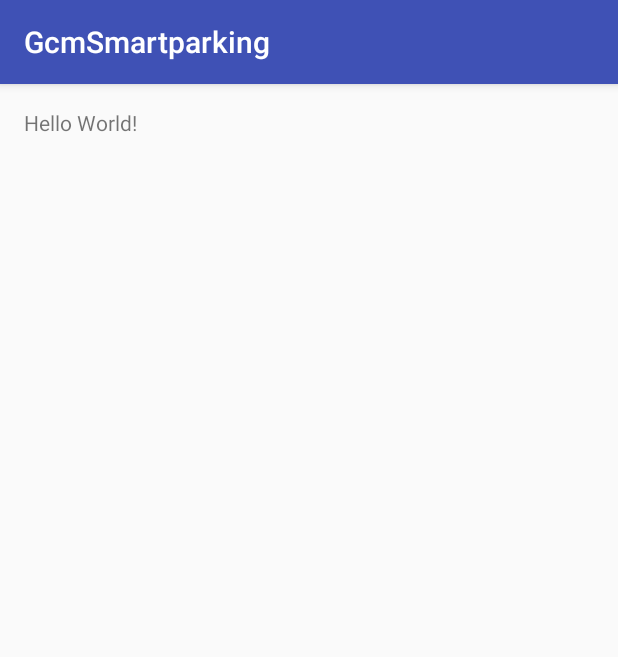
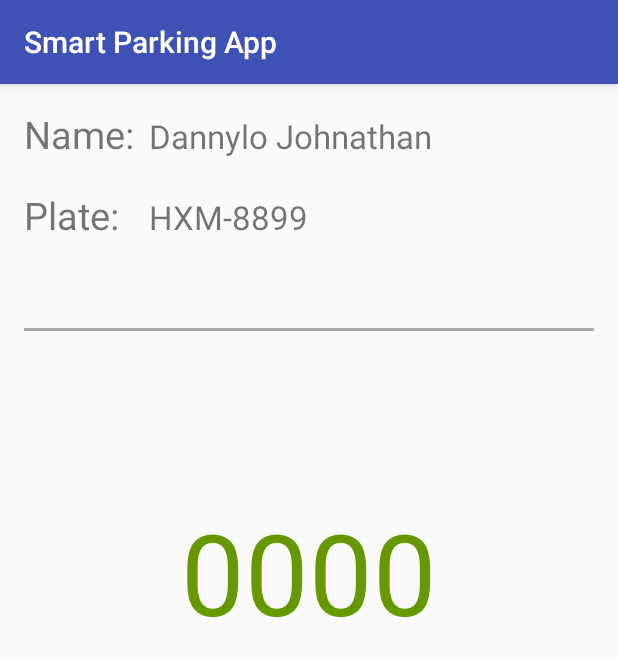
Before and after one commit to Victorlopesjg/smart-parking-android, an Android app: the screen it shows after launch (MainActivity), on a phone screen of 412 x 824 dp. Shown: the top 657 px of the screen. Run offline under Robolectric (Android 15) with nearby library versions, the phone set to English and light mode, and no system bars.

Commit message:
Refactoring package structure, and rename some class.

```diff
--- a/app/src/main/AndroidManifest.xml
+++ b/app/src/main/AndroidManifest.xml
@@ -8,7 +8,7 @@
         android:label="@string/app_name"
         android:supportsRtl="true"
         android:theme="@style/AppTheme">
-        <activity android:name=".MainActivity">
+        <activity android:name=".activities.MainActivity">
             <intent-filter>
                 <action android:name="android.intent.action.MAIN" />
 
@@ -17,14 +17,14 @@
         </activity>
 
         <service
-            android:name=".Service">
+            android:name=".services.PushNotificationService">
             <intent-filter>
                 <action android:name="com.google.firebase.MESSAGING_EVENT"/>
             </intent-filter>
         </service>
 
         <service
-            android:name=".MyFirebaseInstanceIDService">
+            android:name=".services.MyFirebaseInstanceIDService">
             <intent-filter>
                 <action android:name="com.google.firebase.INSTANCE_ID_EVENT"/>
             </intent-filter>
--- a/app/src/main/java/br/ufrn/gcmsmartparking/MainActivity.java
+++ b/app/src/main/java/br/ufrn/gcmsmartparking/activities/MainActivity.java
@@ -1,4 +1,4 @@
-package br.ufrn.gcmsmartparking;
+package br.ufrn.gcmsmartparking.activities;
 
 import android.content.BroadcastReceiver;
 import android.content.Context;
@@ -8,40 +8,39 @@ import android.content.SharedPreferences;
 import android.support.v4.content.LocalBroadcastManager;
 import android.support.v7.app.AppCompatActivity;
 import android.os.Bundle;
-import android.text.TextUtils;
 import android.util.Log;
+import android.widget.TextView;
 import android.widget.Toast;
 
-import com.google.firebase.iid.FirebaseInstanceId;
 import com.google.firebase.messaging.FirebaseMessaging;
+
+import br.ufrn.gcmsmartparking.R;
+import br.ufrn.gcmsmartparking.configs.Config;
 
 public class MainActivity extends AppCompatActivity {
 
     private static final String TAG = MainActivity.class.getSimpleName();
 
     private BroadcastReceiver mRegistrationBroadcastReceiver;
+    private TextView nameClient;
+    private TextView plate;
+
     @Override
     protected void onCreate(Bundle savedInstanceState) {
         super.onCreate(savedInstanceState);
         setContentView(R.layout.activity_main);
-
+        this.nameClient = (TextView) findViewById(R.id.nameClient);
+        this.plate = (TextView) findViewById(R.id.plate);
+        this.nameClient.setText("Dannylo Johnathan");
+        this.plate.setText("HXM-8899");
         mRegistrationBroadcastReceiver = new BroadcastReceiver() {
             @Override
             public void onReceive(Context context, Intent intent) {
 
-                if (intent.getAction().equals(Config.REGISTRATION_COMPLETE)) {
-                    FirebaseMessaging.getInstance().subscribeToTopic(Config.TOPIC_GLOBAL);
+                FirebaseMessaging.getInstance().subscribeToTopic(Config.TOPIC_GLOBAL);
 
-                    displayFirebaseRegId();
+                displayFirebaseRegId();
 
-                } else if (intent.getAction().equals(Config.PUSH_NOTIFICATION)) {
-
-                    String message = intent.getStringExtra("message");
-
-                    Toast.makeText(getApplicationContext(), "Push notification: " + message, Toast.LENGTH_LONG).show();
-
-                    Log.e(TAG, "Firebase reg id: " + message);
-                }
             }
         };
 
--- a/app/src/main/java/br/ufrn/gcmsmartparking/Config.java
+++ b/app/src/main/java/br/ufrn/gcmsmartparking/configs/Config.java
@@ -1,4 +1,4 @@
-package br.ufrn.gcmsmartparking;
+package br.ufrn.gcmsmartparking.configs;
 
 /**
  * Created by Ravi Tamada on 28/09/16.
--- a/app/src/main/java/br/ufrn/gcmsmartparking/MyFirebaseInstanceIDService.java
+++ b/app/src/main/java/br/ufrn/gcmsmartparking/services/MyFirebaseInstanceIDService.java
@@ -1,4 +1,4 @@
-package br.ufrn.gcmsmartparking;
+package br.ufrn.gcmsmartparking.services;
 
 import android.content.Intent;
 import android.content.SharedPreferences;
@@ -7,6 +7,8 @@ import android.util.Log;
 
 import com.google.firebase.iid.FirebaseInstanceId;
 import com.google.firebase.iid.FirebaseInstanceIdService;
+
+import br.ufrn.gcmsmartparking.configs.Config;
 
 /**
  * Created by Victor Oliveira on 16/05/17.
--- a/app/src/main/java/br/ufrn/gcmsmartparking/Service.java
+++ b/app/src/main/java/br/ufrn/gcmsmartparking/services/PushNotificationService.java
@@ -1,4 +1,4 @@
-package br.ufrn.gcmsmartparking;
+package br.ufrn.gcmsmartparking.services;
 
 import android.app.NotificationManager;
 import android.app.PendingIntent;
@@ -12,12 +12,15 @@ import android.util.Log;
 import com.google.firebase.messaging.FirebaseMessagingService;
 import com.google.firebase.messaging.RemoteMessage;
 
+import br.ufrn.gcmsmartparking.activities.MainActivity;
+import br.ufrn.gcmsmartparking.R;
+
 /**
  * Created by Victor Oliveira on 16/05/17.
  * Email: victorlopesjg@gmail.com
  */
 
-public class Service extends FirebaseMessagingService {
+public class PushNotificationService extends FirebaseMessagingService {
 
     private static final String TAG = "MyFirebaseMsgService";
 
@@ -27,8 +30,9 @@ public class Service extends FirebaseMessagingService {
 
             Log.d(TAG, "Message: " + remoteMessage.getData());
 
-        sendNotification("Ei funfou");
+        sendNotification("Sua vaga é: " + remoteMessage.getData().get("message"));
     }
+
 
     private void sendNotification(String messageBody) {
         Intent intent = new Intent(this, MainActivity.class);
--- a/app/src/main/res/layout/activity_main.xml
+++ b/app/src/main/res/layout/activity_main.xml
@@ -8,10 +8,67 @@
     android:paddingLeft="@dimen/activity_horizontal_margin"
     android:paddingRight="@dimen/activity_horizontal_margin"
     android:paddingTop="@dimen/activity_vertical_margin"
-    tools:context="br.ufrn.gcmsmartparking.MainActivity">
+    tools:context="br.ufrn.gcmsmartparking.activities.MainActivity">
 
     <TextView
         android:layout_width="wrap_content"
         android:layout_height="wrap_content"
-        android:text="Hello World!" />
+        android:text="Name:"
+        android:textSize="25sp"
+        android:id="@+id/textView" />
+
+    <TextView
+        android:id="@+id/nameClient"
+        android:layout_width="wrap_content"
+        android:layout_height="wrap_content"
+        android:text="TexteName"
+        android:textSize="22sp"
+        android:layout_marginLeft="10dp"
+        android:layout_marginStart="10dp"
+        android:layout_alignBaseline="@+id/textView"
+        android:layout_alignBottom="@+id/textView"
+        android:layout_toRightOf="@+id/textView"
+        android:layout_toEndOf="@+id/textView" />
+
+    <TextView
+        android:layout_width="wrap_content"
+        android:layout_height="wrap_content"
+        android:text="Plate:"
+        android:textSize="25sp"
+        android:layout_marginTop="19dp"
+        android:layout_below="@+id/textView"
+        android:layout_alignParentLeft="true"
+        android:layout_alignParentStart="true"
+        android:id="@+id/textView2" />
+
+    <TextView
+        android:id="@+id/plate"
+        android:layout_width="wrap_content"
+        android:layout_height="wrap_content"
+        android:text="Value"
+        android:textSize="22sp"
+        android:layout_alignBaseline="@+id/textView2"
+        android:layout_alignBottom="@+id/textView2"
+        android:layout_alignLeft="@+id/nameClient"
+        android:layout_alignStart="@+id/nameClient" />
+
+    <View
+        android:layout_width="match_parent"
+        android:layout_height="2dp"
+        android:layout_marginTop="220px"
+        android:background="@android:color/darker_gray"
+        android:id="@+id/view" />
+
+    <TextView
+        android:layout_width="wrap_content"
+        android:layout_height="wrap_content"
+        android:text="0000"
+        android:textSize="75sp"
+        android:textColor="@android:color/holo_green_dark"
+        android:id="@+id/vacancy"
+        android:layout_marginTop="110dp"
+        android:layout_below="@+id/view"
+        android:layout_centerHorizontal="true" />
+
+
 </RelativeLayout>
--- a/app/src/main/res/values/strings.xml
+++ b/app/src/main/res/values/strings.xml
@@ -1,3 +1,3 @@
 <resources>
-    <string name="app_name">GcmSmartparking</string>
+    <string name="app_name">Smart Parking App</string>
 </resources>
```
